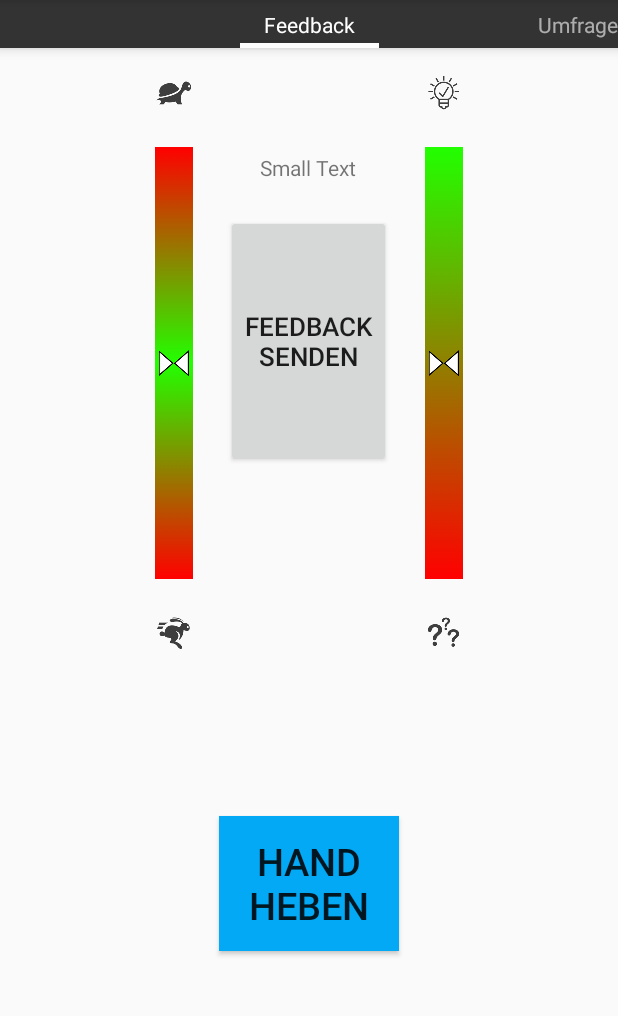
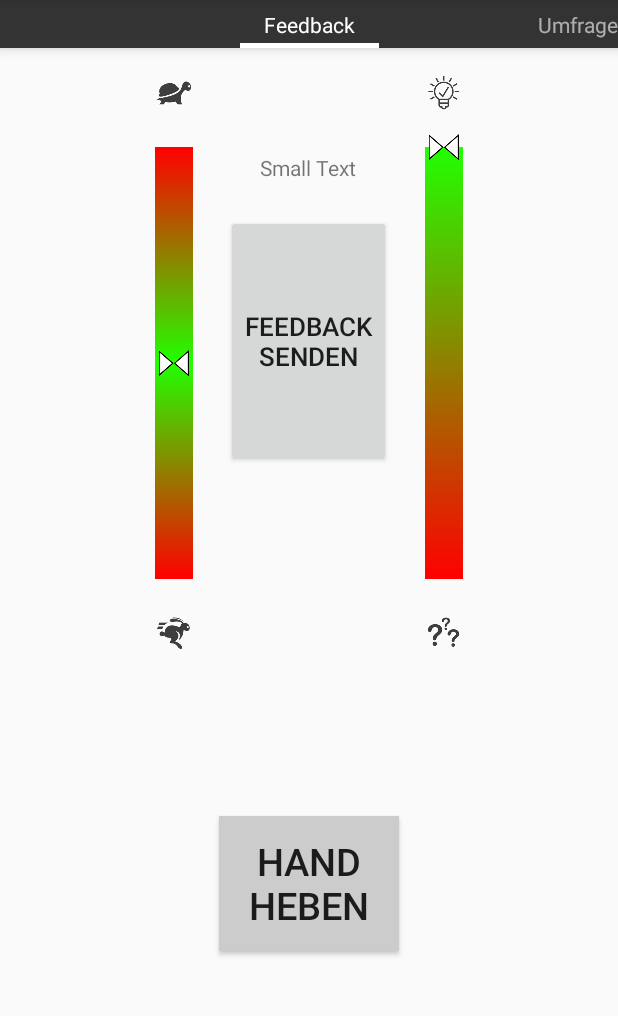
Before and after one commit to SammysHP/rlf-android, an Android app: the StudentLiveActivity screen opened directly, with no data from a screen before it, after a tap on "FEEDBACK SENDEN", on a phone screen of 412 x 824 dp, the part 84-1100 px from its top. Run offline under Robolectric (Android 15) with nearby library versions, the phone set to English and light mode, and no system bars; libraries missing offline, so code that uses them is left out: com.loopj.android; 3 statements that could not run were skipped; 2 other taps on this screen came first.

Commit message:
StudentAnswer in Bearbeitung

```diff
--- a/app/src/main/java/org/milderjoghurt/rlf/android/StudentLiveActivity.java
+++ b/app/src/main/java/org/milderjoghurt/rlf/android/StudentLiveActivity.java
@@ -25,12 +25,12 @@ public class StudentLiveActivity extends AppCompatActivity {
     private ViewPagerAdapter viewPagerAdapter;
 
     private String sessionId;
+    boolean screenFlag = false;
 
     @Override
     protected void onCreate(Bundle savedInstanceState) {
         super.onCreate(savedInstanceState);
 
-        setContentView(R.layout.activity_student_live);
 
         final Intent intent = getIntent();
         final Uri uri = intent.getData();
@@ -52,9 +52,6 @@ public class StudentLiveActivity extends AppCompatActivity {
             finish();
         }
 
-        viewPager = (ViewPager) findViewById(R.id.viewpager);
-        viewPagerAdapter = new ViewPagerAdapter();
-        viewPager.setAdapter(viewPagerAdapter);
 
         ApiConnector.getSession(sessionId, new ApiResponseHandler<Session>() {
             @Override
@@ -64,7 +61,9 @@ public class StudentLiveActivity extends AppCompatActivity {
                 // report error (TODO)
                 // and exit.
                 Toast.makeText(StudentLiveActivity.this, "Fehler", Toast.LENGTH_SHORT).show();
+                screenFlag = true;
                 finish();
+                return;
             }
 
             @Override
@@ -72,6 +71,15 @@ public class StudentLiveActivity extends AppCompatActivity {
                 setTitle(session.name);
             }
         });
+/*        if (screenFlag){
+            finish();
+            return;
+        }*/
+        setContentView(R.layout.activity_student_live);
+        viewPager = (ViewPager) findViewById(R.id.viewpager);
+        viewPagerAdapter = new ViewPagerAdapter();
+        viewPager.setAdapter(viewPagerAdapter);
+
     }
 
     private class ViewPagerAdapter extends PagerAdapter {
--- a/app/src/main/java/org/milderjoghurt/rlf/android/StudentLiveAnswerFragment.java
+++ b/app/src/main/java/org/milderjoghurt/rlf/android/StudentLiveAnswerFragment.java
@@ -44,6 +44,12 @@ public class StudentLiveAnswerFragment extends Fragment {
     private long lastVoteTime = 0; // timestamp --> prevent clientside spamming
     private Session currentSession = null;
 
+    private QuestionAnswer q;
+    private Button btnA;
+    private Button btnB;
+    private Button btnC;
+    private Button btnD;;
+
     public StudentLiveAnswerFragment() {
 
     }
@@ -69,10 +75,25 @@ public class StudentLiveAnswerFragment extends Fragment {
         return inflater.inflate(R.layout.fragment_student_live_answer, container, false);
     }
 
+    public void onVoteClick(View v){
+
+        if (btnA.isActivated()){
+            q.answer = QuestionAnswer.Answer.A;
+        }else if(btnB.isActivated()){
+            q.answer = QuestionAnswer.Answer.B;
+        }else if(btnC.isActivated()){
+            q.answer = QuestionAnswer.Answer.C;
+        }else if(btnD.isActivated()){
+            q.answer = QuestionAnswer.Answer.D;
+        }
+    }
+
+
+
     /**
      * Should be called when user clicks on a vote button
-     */
-    public void onVoteClick(View src) {
+     */  //testweise umschreiben
+    /*public void onVoteClick(View src) {
 
         Button btnSource = (Button) src;
         if(btnSource == null)
@@ -85,10 +106,10 @@ public class StudentLiveAnswerFragment extends Fragment {
                 // set model state
                 selectionStates[i] = !selectionStates[i];
             }
-        }
+        }*/
 
         // ui feedback
-        updateUI();
+       // updateUI();
 
         // TODO:
         // the model state might also be sended here, but this might contradict
@@ -96,7 +117,7 @@ public class StudentLiveAnswerFragment extends Fragment {
 
         // debug
         //Log.d(LOG_TAG, "voted " + getLastVoteSymbolStr());
-    }
+    //}
 
     /**
      * Should be called when vote was chosen by user and is about to be sended to host
@@ -150,7 +171,9 @@ public class StudentLiveAnswerFragment extends Fragment {
         }
 
         //
-        ApiConnector.createAnswer(currentSession, new QuestionAnswer(), ApiConnector.getOwnerId(getActivity().getApplicationContext()), new ApiResponseHandler<QuestionAnswer>() {
+
+        //
+        ApiConnector.createAnswer(currentSession, q, ApiConnector.getOwnerId(getActivity().getApplicationContext()), new ApiResponseHandler<QuestionAnswer>() {
             @Override
             public void onFailure(Throwable e) {
                 // sending answer to server was not successful, give feedback
@@ -169,7 +192,7 @@ public class StudentLiveAnswerFragment extends Fragment {
                 lastVoteTime = curTime;
 
                 // debug
-                Log.d(LOG_TAG, "voted " + getLastVoteSymbolStr());
+              //  Log.d(LOG_TAG, "voted " + getLastVoteSymbolStr());
 
                 // give more ui feedback:
                 Toast.makeText(getActivity().getApplicationContext(), MSG_VOTE_SENDED, Toast.LENGTH_SHORT).show();
@@ -185,9 +208,9 @@ public class StudentLiveAnswerFragment extends Fragment {
 
     }
 
-    private boolean isSelected(int index) {
+   /* private boolean isSelected(int index) {
         return (index >= 0 && index < selectionStates.length) ? selectionStates[index] : false;
-    }
+    }*/
 
     private boolean isAtLeastOneSelected() {
         boolean result = false;
@@ -213,7 +236,7 @@ public class StudentLiveAnswerFragment extends Fragment {
      * Returns the current model state. Can be "VOTE_NONE" if no selection was done
      * @return Selection choices as string or VOTE_NONE
      */
-    public String getLastVoteSymbolStr() {
+/*    public String getLastVoteSymbolStr() {
 
         // TODO: details about how to communicate with server necessary
 
@@ -226,7 +249,7 @@ public class StudentLiveAnswerFragment extends Fragment {
                 result += VOTES_LBL[i];
 
         return result;
-    }
+    }*/
 
     @Override
     public void onActivityCreated(Bundle savedInstance) {
@@ -235,10 +258,10 @@ public class StudentLiveAnswerFragment extends Fragment {
 
         // fill vote map
         try {
-            Button btnA = (Button) getView().findViewById(R.id.btnVoteA);
-            Button btnB = (Button) getView().findViewById(R.id.btnVoteB);
-            Button btnC = (Button) getView().findViewById(R.id.btnVoteC);
-            Button btnD = (Button) getView().findViewById(R.id.btnVoteD);
+             btnA = (Button) getView().findViewById(R.id.btnVoteA);
+             btnB = (Button) getView().findViewById(R.id.btnVoteB);
+             btnC = (Button) getView().findViewById(R.id.btnVoteC);
+             btnD = (Button) getView().findViewById(R.id.btnVoteD);
             sendButton = (Button) getView().findViewById(R.id.btnVoteSend);
 
             View.OnClickListener voteClickListener = new View.OnClickListener() {
@@ -260,10 +283,7 @@ public class StudentLiveAnswerFragment extends Fragment {
                 }
             });
 
-            voteMapping[0] = btnA;
-            voteMapping[1] = btnB;
-            voteMapping[2] = btnC;
-            voteMapping[3] = btnD;
+
 
 
             sendBtnUIFeedback = new AnimationDrawable();
--- a/app/src/main/res/layout/fragment_student_live_feedback.xml
+++ b/app/src/main/res/layout/fragment_student_live_feedback.xml
@@ -33,12 +33,12 @@
 
             android:layout_marginLeft="7dp"
             android:enabled="false"
-            android:max="256"
+            android:max="100"
             android:maxWidth="15dp"
 
 
             android:layout_height="320dp"
-            android:progress="128"
+            android:progress="50"
             android:progressDrawable="@drawable/seekbar_vertical_npn"
             android:splitTrack="false"
             android:thumb="@drawable/seekbar_arrows"
@@ -86,7 +86,7 @@
 
             android:layout_marginLeft="7dp"
             android:enabled="false"
-            android:max="256"
+            android:max="100"
             android:maxWidth="15dp"
 
             android:layout_height="320dp"
```
Also changed, not shown: app/src/main/java/org/milderjoghurt/rlf/android/StudentLiveFeedbackFragment.java (+23 -6 lines).
